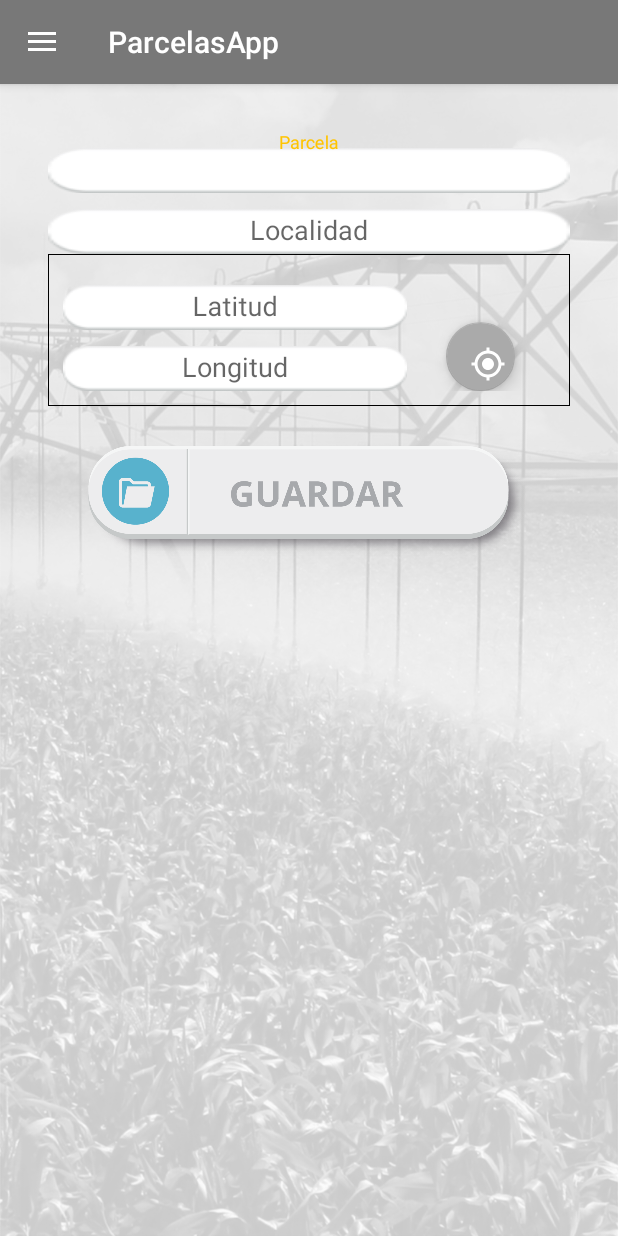
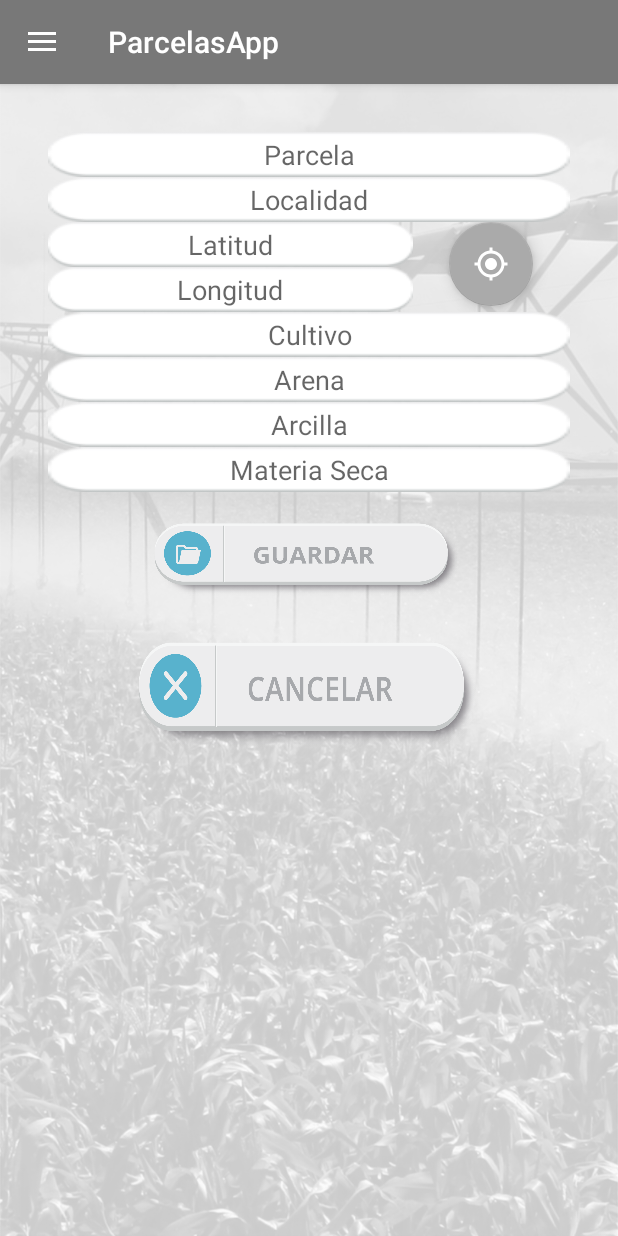
Before and after one commit to ghia115/ParcelasApp, an Android app: the screen it shows after launch (MainActivity), after a tap on "Agregar Parcela", on a phone screen of 412 x 824 dp. Run offline under Robolectric (Android 15) with nearby library versions, the phone set to English and light mode, and no system bars; our stand-ins replace Volley; network calls fail; 1 other tap on this screen came first.

Commit message:
formulario altas

```diff
--- a/app/src/main/res/layout/fragment_alta_parcela.xml
+++ b/app/src/main/res/layout/fragment_alta_parcela.xml
@@ -31,7 +31,7 @@
             android:padding="@dimen/horizontal_padding"
             tools:context="com.example.luis.parcelasapp.AltaParcelaFragment">
 
-            <android.support.design.widget.TextInputLayout
+            <!--<android.support.design.widget.TextInputLayout
                 android:layout_width="match_parent"
                 android:layout_height="wrap_content">
 
@@ -57,12 +57,27 @@
                     android:gravity="center"
                     android:background="@drawable/combo"/>
 
-            </android.support.design.widget.TextInputLayout>
+            </android.support.design.widget.TextInputLayout>-->
+
+            <EditText
+                android:id="@+id/campoParcela"
+                android:layout_width="match_parent"
+                android:layout_height="wrap_content"
+                android:hint="Parcela"
+                android:gravity="center"
+                android:background="@drawable/combo"/>
+
+            <EditText
+                android:id="@+id/campoLocalidad"
+                android:layout_width="match_parent"
+                android:layout_height="wrap_content"
+                android:hint="Localidad"
+                android:gravity="center"
+                android:background="@drawable/combo"/>
 
             <LinearLayout
                 android:layout_width="match_parent"
-                android:layout_height="wrap_content"
-                android:background="@drawable/borde">
+                android:layout_height="wrap_content">
 
                 <LinearLayout
                     android:layout_width="0dp"
@@ -70,7 +85,7 @@
                     android:orientation="vertical"
                     android:layout_weight=".70">
 
-                    <android.support.design.widget.TextInputLayout
+                    <!--<android.support.design.widget.TextInputLayout
                         android:layout_width="match_parent"
                         android:layout_height="wrap_content">
 
@@ -96,9 +111,27 @@
                             android:gravity="center"
                             android:background="@drawable/combo"/>
 
-                    </android.support.design.widget.TextInputLayout>
+                    </android.support.design.widget.TextInputLayout>-->
+
+                    <EditText
+                        android:id="@+id/editarLatitud"
+                        android:layout_width="match_parent"
+                        android:layout_height="wrap_content"
+                        android:hint="@string/latitud"
+                        android:gravity="center"
+                        android:background="@drawable/combo"/>
+
+                    <EditText
+                        android:id="@+id/editarLongitud"
+                        android:layout_width="match_parent"
+                        android:layout_height="wrap_content"
+                        android:hint="@string/longitud"
+                        android:gravity="center"
+                        android:background="@drawable/combo"/>
 
                 </LinearLayout>
+
+
 
                 <LinearLayout
                     android:layout_width="0dp"
@@ -111,48 +144,67 @@
                         android:layout_width="wrap_content"
                         android:layout_height="wrap_content"
                         app:backgroundTint="@android:color/darker_gray"
-                        android:layout_marginTop="@dimen/margin_top_floatingButton"
-                        android:layout_gravity="center_vertical|center_horizontal"
+                        android:layout_gravity="center"
                         android:src="@drawable/ic_gps_fixed_24dp" />
 
                 </LinearLayout>
 
             </LinearLayout>
 
-            <!--<EditText
-                android:id="@+id/campoParcela"
-                android:layout_width="wrap_content"
+            <EditText
+                android:id="@+id/cultivo"
+                android:layout_width="match_parent"
                 android:layout_height="wrap_content"
-                android:ems="10"
-                android:hint="Parcela"
-                android:inputType="textPersonName"
-                android:layout_marginTop="123dp"
-                android:layout_alignParentTop="true"
-                android:layout_centerHorizontal="true" />
+                android:hint="Cultivo"
+                android:gravity="center"
+                android:background="@drawable/combo"/>
 
             <EditText
-                android:id="@+id/campoLocalidad"
-                android:layout_width="wrap_content"
+                android:id="@+id/arena"
+                android:layout_width="match_parent"
                 android:layout_height="wrap_content"
-                android:ems="10"
-                android:inputType="textPersonName"
-                android:hint="Localidad"
-                android:layout_marginTop="21dp"
-                android:layout_below="@+id/campoParcela"
-                android:layout_alignLeft="@+id/campoParcela"
-                android:layout_alignStart="@+id/campoParcela" />-->
+                android:hint="Arena"
+                android:gravity="center"
+                android:background="@drawable/combo"/>
+
+            <EditText
+                android:id="@+id/arcilla"
+                android:layout_width="match_parent"
+                android:layout_height="wrap_content"
+                android:hint="Arcilla"
+                android:gravity="center"
+                android:background="@drawable/combo"/>
+
+            <EditText
+                android:id="@+id/materiaSeca"
+                android:layout_width="match_parent"
+                android:layout_height="wrap_content"
+                android:hint="Materia Seca"
+                android:gravity="center"
+                android:background="@drawable/combo"/>
 
             <ImageButton
                 android:id="@+id/altaParcela"
-                android:layout_width="match_parent"
-                android:layout_height="wrap_content"
-                android:text="@string/agregar"
+                android:layout_width="@dimen/buttonWidth"
+                android:layout_height="@dimen/buttonHeight"
                 android:onClick=""
+                android:layout_gravity="center"
                 android:adjustViewBounds="true"
                 android:scaleType="fitXY"
                 android:backgroundTint="@android:color/transparent"
                 android:src="@drawable/btm_guardar" />
 
+            <ImageButton
+                android:id="@+id/cancelar"
+                android:layout_width="@dimen/buttonWidth"
+                android:layout_height="@dimen/buttonHeight"
+                android:onClick=""
+                android:layout_gravity="center"
+                android:adjustViewBounds="true"
+                android:scaleType="fitXY"
+                android:backgroundTint="@android:color/transparent"
+                android:src="@drawable/btm_cancelar" />
+
         </LinearLayout>
     </ScrollView>
 </android.support.design.widget.CoordinatorLayout>
--- a/app/src/main/res/values/dimens.xml
+++ b/app/src/main/res/values/dimens.xml
@@ -9,4 +9,6 @@
     <dimen name="horizontal_padding">32dp</dimen>
     <dimen name="margin_top_floatingButton">35dp</dimen>
     <dimen name="bottombar_height">70dp</dimen>
+    <dimen name="buttonWidth">250dp</dimen>
+    <dimen name="buttonHeight">90dp</dimen>
 </resources>
```
Also changed, not shown: app/src/main/res/drawable/btm_cancelar.png (added).
